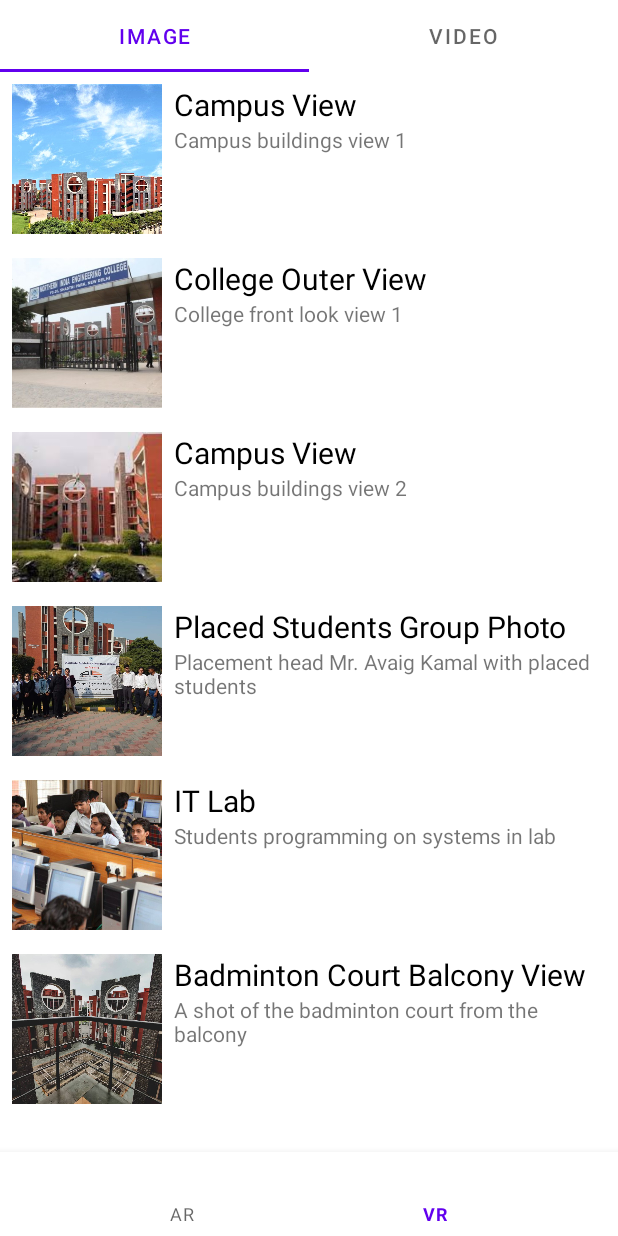
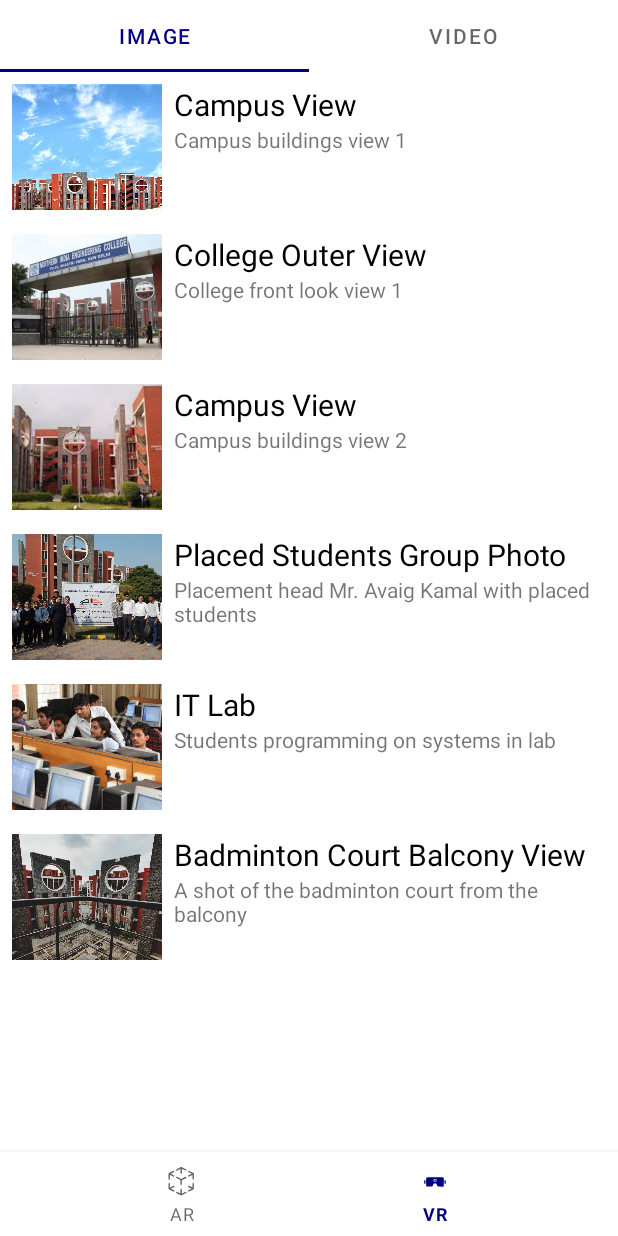
Before and after one commit to AnOnYmOuS219/3DC_College_Visualization, an Android app: the screen it shows after launch (MainActivity), item 2 of the bottom bar chosen, on a phone screen of 412 x 824 dp. Run offline under Robolectric (Android 15) with nearby library versions, the phone set to English and light mode, and no system bars; our stand-ins replace EventBus; 81 statements that could not run were skipped.

Commit message:
7: optimize - hide status bar, navigation icons

```diff
--- a/app/src/main/java/com/example/collegeexploration/ui/ar/ARFragment.kt
+++ b/app/src/main/java/com/example/collegeexploration/ui/ar/ARFragment.kt
@@ -55,8 +55,4 @@ class ARFragment : Fragment(R.layout.fragment_a_r) {
         transformableNode.renderable = model
         transformableNode.select()
     }
-
-    companion object{
-        val LOG_TAG: String = ARFragment.javaClass.simpleName
-    }
 }
--- a/app/src/main/java/com/example/collegeexploration/ui/main/MainActivity.kt
+++ b/app/src/main/java/com/example/collegeexploration/ui/main/MainActivity.kt
@@ -12,6 +12,7 @@ import com.example.collegeexploration.ui.vrimage.VRImageActivity
 import com.example.collegeexploration.ui.vrvideo.VRVideoActivity
 import com.example.collegeexploration.ui.ar.ARFragment
 import com.example.collegeexploration.ui.vr.VRFragment
+import com.example.collegeexploration.utils.CommonUtils
 import com.google.android.material.bottomnavigation.BottomNavigationView
 import org.greenrobot.eventbus.EventBus
 import org.greenrobot.eventbus.Subscribe
@@ -29,6 +30,8 @@ class MainActivity : AppCompatActivity(), MainMvpView{
     override fun onCreate(savedInstanceState: Bundle?) {
         super.onCreate(savedInstanceState)
         setContentView(R.layout.activity_main)
+
+        CommonUtils.hideStatusBar(window)
 
         val mvpApp: MvpApp = applicationContext as MvpApp
         mDataManager = mvpApp.getDataManager()
--- a/app/src/main/java/com/example/collegeexploration/ui/vr/VRFragment.kt
+++ b/app/src/main/java/com/example/collegeexploration/ui/vr/VRFragment.kt
@@ -12,7 +12,7 @@ import com.example.collegeexploration.ui.vr.vrutils.FragmentAdapter
 import com.google.android.material.tabs.TabLayout
 
 /**
- * VR Fragment
+ * Virtual Reality Fragment
  */
 class VRFragment(val mDataManager: DataManager) : Fragment(R.layout.fragment_v_r), VRMvpView {
 
@@ -33,7 +33,7 @@ class VRFragment(val mDataManager: DataManager) : Fragment(R.layout.fragment_v_r
         mTabLayout = view.findViewById(R.id.tab_layout)
         mViewPager2 = view.findViewById(R.id.view_pager2)
 
-        mFragmentAdapter = FragmentAdapter(fragmentManager, lifecycle, mDataManager)
+        mFragmentAdapter = FragmentAdapter(requireActivity().supportFragmentManager, lifecycle, mDataManager)
         mViewPager2.adapter = mFragmentAdapter
 
         registerViewPages(mTabLayout, mViewPager2)
--- a/app/src/main/java/com/example/collegeexploration/ui/vr/recyclerview/VRListAdapter.kt
+++ b/app/src/main/java/com/example/collegeexploration/ui/vr/recyclerview/VRListAdapter.kt
@@ -61,11 +61,13 @@ class VRListAdapter(diffCallback: DiffUtil.ItemCallback<MediaItem>) :
         private val mTextViewDescription: TextView = itemView.findViewById(R.id.text_view_description)
         private val mImageViewThumbnail: ImageView = itemView.findViewById(R.id.image_view_thumbnail)
 
-        // bind data with views
+        // binds data with views
         fun bind(mediaItem: MediaItem) {
             mTextViewTitle.text = mediaItem.mediaTitle
             mTextViewDescription.text = mediaItem.mediaDescription
             mImageViewThumbnail.setImageResource(mediaItem.mediaId)
+            if(mImageViewThumbnail.drawable == null)
+                mImageViewThumbnail.visibility = View.GONE
         }
 
         companion object {
--- a/app/src/main/java/com/example/collegeexploration/ui/vrimage/VRImageActivity.kt
+++ b/app/src/main/java/com/example/collegeexploration/ui/vrimage/VRImageActivity.kt
@@ -4,6 +4,7 @@ import android.graphics.BitmapFactory
 import androidx.appcompat.app.AppCompatActivity
 import android.os.Bundle
 import com.example.collegeexploration.R
+import com.example.collegeexploration.utils.CommonUtils
 import com.google.vr.sdk.widgets.pano.VrPanoramaView
 
 /**
@@ -17,6 +18,8 @@ class VRImageActivity : AppCompatActivity() {
         super.onCreate(savedInstanceState)
         setContentView(R.layout.activity_vr_image)
 
+        CommonUtils.hideStatusBar(window)
+
         vrPanoramaView = findViewById(R.id.panorama_view_image)
         val mediaId = intent.getIntExtra(getString(R.string.mediaId_extra_key), 0)
 
--- a/app/src/main/java/com/example/collegeexploration/ui/vrvideo/VRVideoActivity.kt
+++ b/app/src/main/java/com/example/collegeexploration/ui/vrvideo/VRVideoActivity.kt
@@ -28,6 +28,8 @@ class VRVideoActivity : AppCompatActivity() {
     override fun onCreate(savedInstanceState: Bundle?) {
         super.onCreate(savedInstanceState)
         setContentView(R.layout.activity_vr_video)
+
+        CommonUtils.hideStatusBar(window)
 
         mPlayerView = findViewById(R.id.exo_player_vr)
 
--- a/app/src/main/java/com/example/collegeexploration/utils/CommonUtils.kt
+++ b/app/src/main/java/com/example/collegeexploration/utils/CommonUtils.kt
@@ -1,7 +1,11 @@
 package com.example.collegeexploration.utils
 
 import android.content.Context
+import android.os.Build
 import android.util.Log
+import android.view.View
+import android.view.Window
+import android.view.WindowInsets
 import android.widget.Toast
 
 class CommonUtils {
@@ -14,5 +18,14 @@ class CommonUtils {
         fun printToast(context: Context?, message: String){
             Toast.makeText(context, message, Toast.LENGTH_SHORT).show()
         }
+
+        fun hideStatusBar(window: Window){
+            // Hide the status bar.
+            if (Build.VERSION.SDK_INT < 30) {
+                window.decorView?.systemUiVisibility = View.SYSTEM_UI_FLAG_FULLSCREEN
+            } else {
+                window.decorView.windowInsetsController?.hide(WindowInsets.Type.statusBars())
+            }
+        }
     }
 }
--- /dev/null
+++ b/app/src/main/res/drawable/ic_ar.xml
@@ -0,0 +1,34 @@
+<vector xmlns:android="http://schemas.android.com/apk/res/android"
+    android:width="225dp"
+    android:height="225dp"
+    android:viewportWidth="225"
+    android:viewportHeight="225">
+  <path
+      android:pathData="M90.8,26.5c-15.1,7.7 -17,9.4 -14.8,13.5 1.6,3 4,2.5 16,-3.5l11,-5.5 0,13.3c0,11.7 0.2,13.6 1.8,15 1,1 2.5,1.7 3.3,1.7 3.4,-0 3.9,-2.2 3.9,-16.2 0,-7.6 0.2,-13.8 0.5,-13.8 0.3,-0 5.4,2.5 11.4,5.5 6,3 11.6,5.5 12.4,5.5 2.5,-0 4.8,-4 3.6,-6.2 -1.1,-2 -29.9,-16.8 -32.6,-16.7 -1,-0 -8.4,3.3 -16.5,7.4z"
+      android:fillColor="#000000"
+      android:strokeColor="#00000000"/>
+  <path
+      android:pathData="M45.9,49.1c-7.9,3.9 -15.2,7.8 -16.1,8.6 -1.6,1.4 -1.8,3.7 -1.8,19 0,10.1 0.4,18.2 1,19.4 1.3,2.4 6.5,2.6 7.4,0.3 0.3,-0.9 0.6,-7.4 0.6,-14.5 0,-7.2 0.4,-12.9 0.9,-12.9 0.5,-0 5.9,2.5 12,5.5 11.3,5.6 13.6,5.9 15.1,2.1 1.3,-3.4 -0.3,-4.8 -10.9,-10.1 -5.6,-2.7 -10.1,-5.2 -10.1,-5.5 0,-0.3 4.7,-2.9 10.5,-5.8 10,-5 11,-5.8 10.5,-9.2 -0.1,-1.5 -2.7,-4 -4.1,-4 -0.4,-0 -7.1,3.2 -15,7.1z"
+      android:fillColor="#000000"
+      android:strokeColor="#00000000"/>
+  <path
+      android:pathData="M151.6,43.9c-3.2,3.5 -1.6,5.3 9.9,11.2l10.9,5.7 -9.4,4.7c-5.2,2.6 -10.3,5.4 -11.2,6.3 -2.5,2.1 -2.2,4.9 0.6,6.7 2.3,1.5 2.9,1.4 13.5,-3.9 6.1,-3.1 11.3,-5.6 11.6,-5.6 0.3,-0 0.5,5.7 0.5,12.6 0,13.4 0.8,16.4 4.3,16.4 4.4,-0 4.7,-1.3 4.7,-21.2l0,-18.8 -16,-8c-8.8,-4.4 -16.4,-8 -16.8,-8 -0.5,-0 -1.7,0.9 -2.6,1.9z"
+      android:fillColor="#000000"
+      android:strokeColor="#00000000"/>
+  <path
+      android:pathData="M76,81.5c-2.9,3.5 -0.5,5.8 13.5,12.7l13.5,6.8 0,13.1c0,13.9 0.8,16.9 4.3,16.9 4.2,-0 4.7,-1.6 4.7,-16l0,-13.6 13.1,-6.4c13.5,-6.7 16,-8.7 15.2,-12.1 -1.1,-4.2 -5,-3.5 -19.2,3.6l-13.7,6.7 -13.2,-6.6c-13.8,-6.9 -16.2,-7.6 -18.2,-5.1z"
+      android:fillColor="#000000"
+      android:strokeColor="#00000000"/>
+  <path
+      android:pathData="M30.2,118.6c-2.1,1.5 -2.2,2.1 -2.2,18.9 0,9.5 0.3,18.1 0.6,19 0.8,2.1 29.5,16.5 32.9,16.5 3,-0 4.8,-3.5 3.3,-6.3 -0.5,-0.9 -5.4,-4 -10.8,-6.7 -5.5,-2.8 -10,-5.2 -10,-5.3 0,-0.2 4.7,-2.7 10.4,-5.7 6.2,-3.1 10.6,-6 10.9,-7.1 0.6,-2.2 -1.9,-5.9 -3.9,-5.9 -0.8,-0 -6.4,2.5 -12.4,5.5 -6,3 -11.2,5.5 -11.5,5.5 -0.3,-0 -0.5,-6.3 -0.5,-14 0,-12.7 -0.2,-14 -1.9,-15 -2.5,-1.3 -2.2,-1.3 -4.9,0.6z"
+      android:fillColor="#000000"
+      android:strokeColor="#00000000"/>
+  <path
+      android:pathData="M180.2,118.6c-2.1,1.4 -2.2,2.2 -2.2,15l0,13.4 -11.1,-5.6c-11.6,-5.8 -15.2,-6.3 -16.4,-2.5 -1.1,3.5 0.8,5.2 11.4,10.5l10.6,5.4 -10.8,5.3c-5.9,3 -11,6.1 -11.3,7.1 -0.8,2.5 1.3,5.8 3.8,5.8 2.3,-0 28.3,-12.4 31.1,-14.8 1.5,-1.3 1.7,-3.7 1.7,-20.3 0,-17.6 -0.1,-18.9 -1.9,-19.9 -2.5,-1.3 -2.2,-1.3 -4.9,0.6z"
+      android:fillColor="#000000"
+      android:strokeColor="#00000000"/>
+  <path
+      android:pathData="M104,156.9c-0.5,1.1 -1,7.6 -1,14.5 0,6.9 -0.2,12.6 -0.4,12.6 -0.3,-0 -5.5,-2.5 -11.7,-5.5 -10.1,-5 -11.4,-5.4 -13.3,-4.1 -2.7,1.7 -3.2,4.3 -1.3,6.4 0.9,0.9 8.3,5 16.5,9.1l14.9,7.4 15.6,-7.7c8.6,-4.2 16.1,-8.4 16.6,-9.4 1.4,-2.8 -0.4,-6.2 -3.4,-6.2 -1.4,-0 -7,2.3 -12.5,5 -5.5,2.8 -10.4,5 -11,5 -0.6,-0 -1,-4.9 -1,-13.3 0,-9 -0.4,-13.7 -1.2,-14.5 -1.8,-1.8 -5.6,-1.4 -6.8,0.7z"
+      android:fillColor="#000000"
+      android:strokeColor="#00000000"/>
+</vector>
--- /dev/null
+++ b/app/src/main/res/drawable/ic_vr.xml
@@ -0,0 +1,30 @@
+<vector xmlns:android="http://schemas.android.com/apk/res/android"
+    android:width="225dp"
+    android:height="225dp"
+    android:viewportWidth="225"
+    android:viewportHeight="225">
+  <path
+      android:pathData="M61.4,84.4c-1.7,0.8 -3.4,2.1 -3.8,3.1 -0.3,0.9 -0.6,12.4 -0.6,25.6 0,22.6 0.1,24 2,25.9 2.2,2.2 2.7,2.3 21.8,2.2 15.2,-0 16.4,-0.5 18.3,-7.6 2.6,-10 9.7,-15.8 16.6,-13.6 4.1,1.4 8.5,7.1 10.3,13.4 2,7.4 2.8,7.7 19.2,8 15.3,0.2 19.6,-0.4 21.5,-3.1 1.6,-2.1 1.8,-48.4 0.3,-51.3 -2,-3.7 -5.8,-4 -54.9,-4 -37.7,0.1 -48.2,0.4 -50.7,1.4zM124.8,95.3c0.2,1 -0.3,1.7 -1.2,1.7 -1.8,-0 -2.9,-1.6 -2.1,-3.1 0.9,-1.4 2.9,-0.6 3.3,1.4zM108,96c0,0.6 0.7,0.6 1.9,-0.1 2.5,-1.6 5.2,-0.5 4.6,1.8 -0.3,1 0,0.8 0.6,-0.5 0.8,-1.5 2,-2.2 3.3,-2 1.6,0.2 2.2,1.1 2.4,4.1 0.4,4.1 -1.7,5.9 -4.3,3.7 -1.2,-1 -1.8,-1 -3,-0 -1.2,1 -1.8,1 -3,-0 -1.2,-1 -1.8,-1 -3,-0 -1.6,1.3 -4.5,0.7 -4.5,-1 0,-0.7 0.8,-0.9 2,-0.5 1.1,0.4 2,0.2 2,-0.4 0,-0.6 -0.5,-1.1 -1.1,-1.1 -0.8,-0 -0.7,-0.6 0.2,-1.6 1.2,-1.5 1.1,-1.6 -0.9,-1 -2.1,0.7 -3,-0.3 -1.5,-1.7 1,-1.1 4.3,-0.8 4.3,0.3zM126,104.1c0,2.2 -5.2,4.9 -9.5,4.9 -3.8,-0 -3,-1.8 1.3,-2.6 2,-0.4 4.5,-1.1 5.5,-1.6 1.8,-0.9 1.8,-1 0,-3 -1.8,-2.1 -1.8,-2.1 0.5,-0.9 1.2,0.6 2.2,2.1 2.2,3.2zM101.1,102.4c-1,1.2 -0.8,1.7 1,2.6 1.2,0.7 3.3,1 4.8,0.7 1.5,-0.3 3.4,0.1 4.5,0.9 2,1.4 2,1.4 0,2.9 -2.2,1.6 -3.4,1.9 -3.4,0.7 0,-0.5 -1.8,-1.4 -4.1,-2.1 -2.2,-0.7 -4.3,-1.9 -4.6,-2.7 -0.7,-1.8 0.3,-4.4 1.8,-4.4 0.8,-0 0.8,0.4 0,1.4z"
+      android:fillColor="#000000"
+      android:strokeColor="#00000000"/>
+  <path
+      android:pathData="M117,99.5c0,1.4 0.5,2.5 1,2.5 0.6,-0 1,-1.1 1,-2.5 0,-1.4 -0.4,-2.5 -1,-2.5 -0.5,-0 -1,1.1 -1,2.5z"
+      android:fillColor="#000000"
+      android:strokeColor="#00000000"/>
+  <path
+      android:pathData="M108.1,99.6c0,1.1 0.3,1.4 0.6,0.6 0.3,-0.7 0.2,-1.6 -0.1,-1.9 -0.3,-0.4 -0.6,0.2 -0.5,1.3z"
+      android:fillColor="#000000"
+      android:strokeColor="#00000000"/>
+  <path
+      android:pathData="M111,101c0,0.5 0.5,1 1,1 0.6,-0 1,-0.5 1,-1 0,-0.6 -0.4,-1 -1,-1 -0.5,-0 -1,0.4 -1,1z"
+      android:fillColor="#000000"
+      android:strokeColor="#00000000"/>
+  <path
+      android:pathData="M45,112.5l0,11.5 4,-0 4,-0 0,-11.5 0,-11.5 -4,-0 -4,-0 0,11.5z"
+      android:fillColor="#000000"
+      android:strokeColor="#00000000"/>
+  <path
+      android:pathData="M172,112.5l0,11.5 4,-0 4,-0 0,-11.5 0,-11.5 -4,-0 -4,-0 0,11.5z"
+      android:fillColor="#000000"
+      android:strokeColor="#00000000"/>
+</vector>
--- a/app/src/main/res/layout/media_item.xml
+++ b/app/src/main/res/layout/media_item.xml
@@ -4,7 +4,7 @@
     xmlns:tools="http://schemas.android.com/tools"
     android:padding="@dimen/list_container_padding"
     android:layout_width="match_parent"
-    android:layout_height="wrap_content">
+    android:layout_height="@dimen/rv_image_size">
 
     <ImageView
         android:id="@+id/image_view_thumbnail"
--- a/app/src/main/res/menu/reality_views.xml
+++ b/app/src/main/res/menu/reality_views.xml
@@ -2,9 +2,11 @@
 <menu xmlns:android="http://schemas.android.com/apk/res/android">
 
     <item android:id="@+id/item_ar"
+        android:icon="@drawable/ic_ar"
         android:title="AR"/>
 
     <item android:id="@+id/item_vr"
-        android:title="VR"/>
+        android:icon="@drawable/ic_vr"
+        android:title="VR" />
 
 </menu>
--- a/app/src/main/res/values/colors.xml
+++ b/app/src/main/res/values/colors.xml
@@ -1,7 +1,7 @@
 <?xml version="1.0" encoding="utf-8"?>
 <resources>
     <color name="purple_200">#FFBB86FC</color>
-    <color name="purple_500">#FF6200EE</color>
+    <color name="purple_500">#000080</color>
     <color name="purple_700">#FF3700B3</color>
     <color name="teal_200">#FF03DAC5</color>
     <color name="teal_700">#FF018786</color>
```
